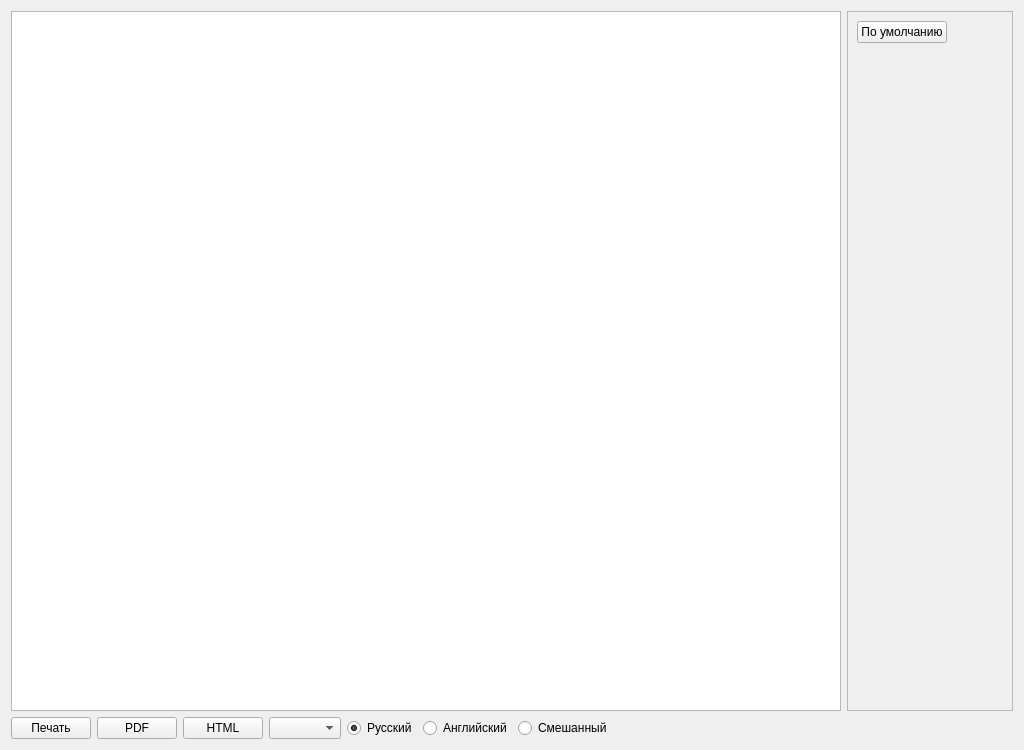
Qt form editor.ui (Sergeyego/el_sert) before a commit.
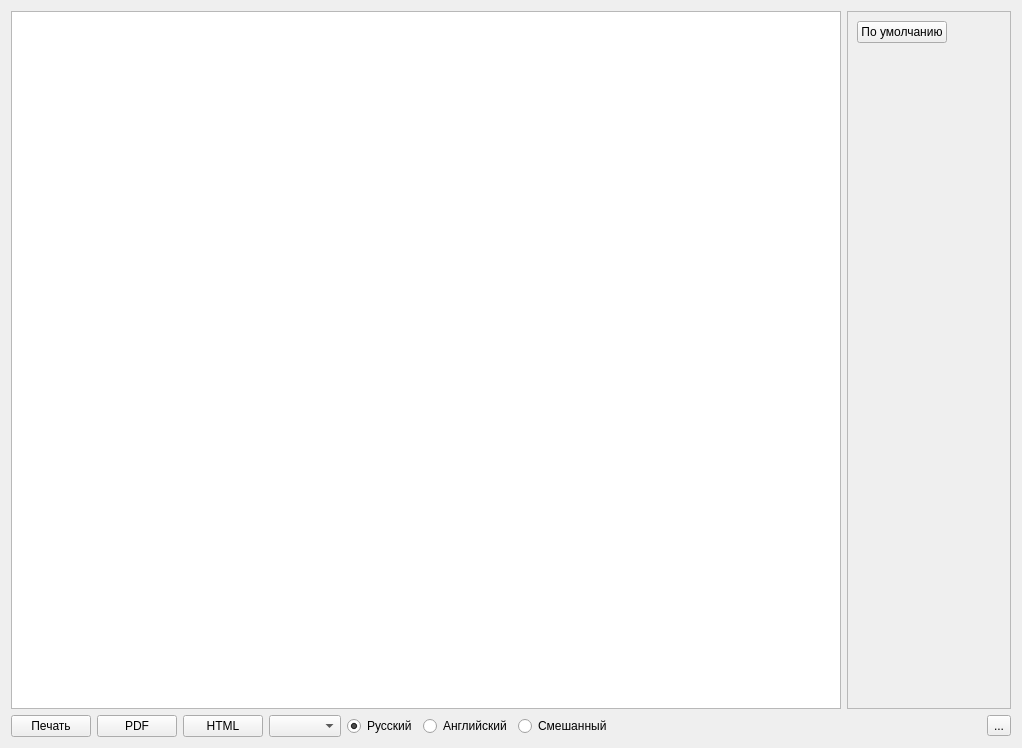
The same form after that commit. Custom widgets are drawn as their Qt base class.

The edit to the form file:
```diff
--- a/editor.ui
+++ b/editor.ui
@@ -9,8 +9,8 @@
    <rect>
     <x>0</x>
     <y>0</y>
-    <width>1024</width>
-    <height>750</height>
+    <width>1022</width>
+    <height>748</height>
    </rect>
   </property>
   <property name="windowTitle">
@@ -48,8 +48,8 @@
          <rect>
           <x>0</x>
           <y>0</y>
-          <width>169</width>
-          <height>691</height>
+          <width>168</width>
+          <height>687</height>
          </rect>
         </property>
         <layout class="QVBoxLayout" name="verticalLayout">
@@ -151,6 +151,13 @@
        </property>
       </spacer>
      </item>
+     <item>
+      <widget class="QToolButton" name="toolButtonLoad">
+       <property name="text">
+        <string>...</string>
+       </property>
+      </widget>
+     </item>
     </layout>
    </item>
   </layout>
```
